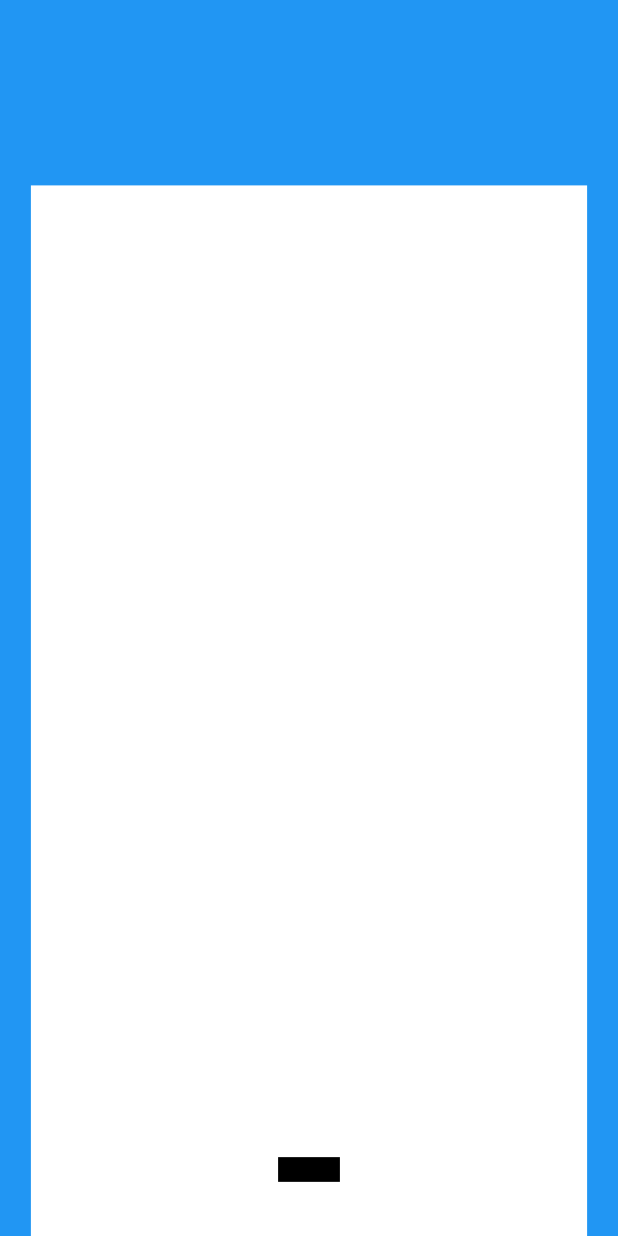
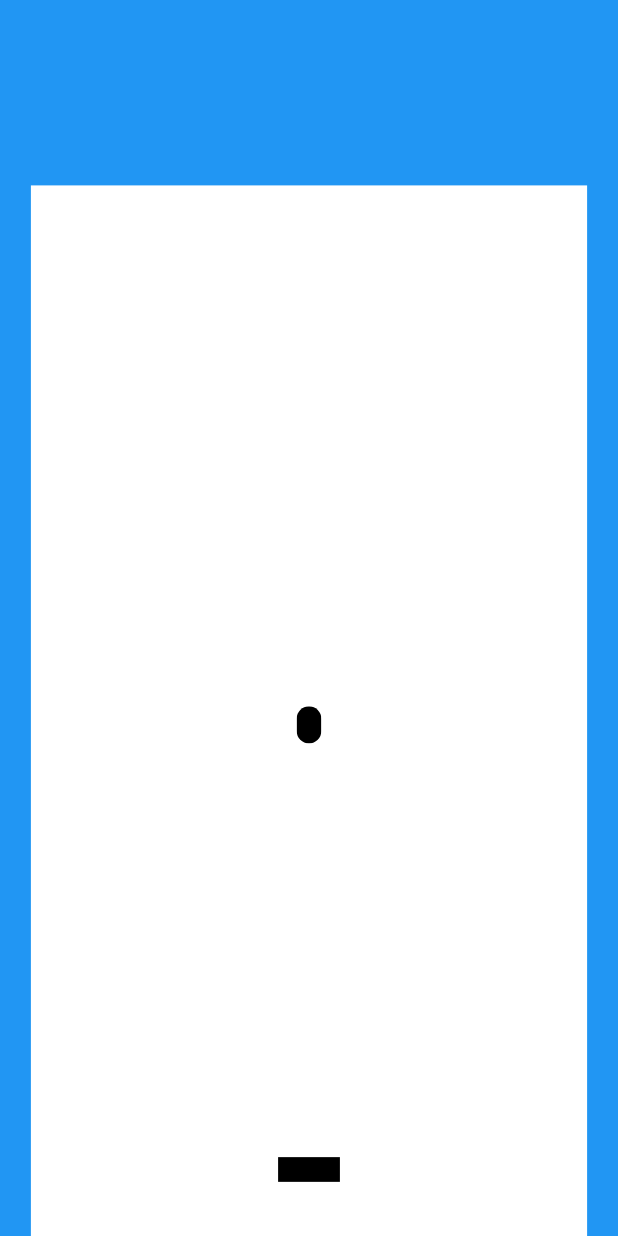
Before and after one commit to bazuhair01/ball_game, a Flutter app: the screen it shows after launch, on a phone screen of 412 x 824 dp. Run offline on Flutter 3.47's test engine with Material 3 defaults, Android fonts, the phone set to English and light mode, and no system bars.

Commit message:
fixing littlle in user interface

```diff
--- a/lib/ball.dart
+++ b/lib/ball.dart
@@ -14,9 +14,9 @@ class _BallState extends State<Ball> {
 
   @override
   Widget build(BuildContext context) {
-    Timer.periodic(Duration(milliseconds: 200), (timer) {
+    Timer.periodic(Duration(milliseconds: 1000), (timer) {
       setState(() {
-        newPostion += 0.01;
+        newPostion += 0.001;
       });
     });
     return GestureDetector(
--- a/lib/main.dart
+++ b/lib/main.dart
@@ -11,7 +11,7 @@ class MyApp extends StatelessWidget {
   @override
   Widget build(BuildContext context) {
     return MaterialApp(
-      title: 'Flutter Demo',
+      debugShowCheckedModeBanner: false,
       theme: ThemeData(
         colorScheme: ColorScheme.fromSeed(seedColor: Colors.deepPurple),
       ),
--- a/lib/player.dart
+++ b/lib/player.dart
@@ -3,7 +3,6 @@ import 'package:flutter/material.dart';
 class Player extends StatefulWidget {
   Player({super.key, this.position = 0.0});
   double position;
-
   @override
   State<Player> createState() => _PlayerState();
 }
@@ -20,7 +19,6 @@ class _PlayerState extends State<Player> {
                   (MediaQuery.of(context).size.width -
                       MediaQuery.of(context).size.width * 0.1)) *
               2.0;
-
           forValidtion += dxInAlignmentUnits;
           if (forValidtion >= 1) {
             widget.position = 1;
```
